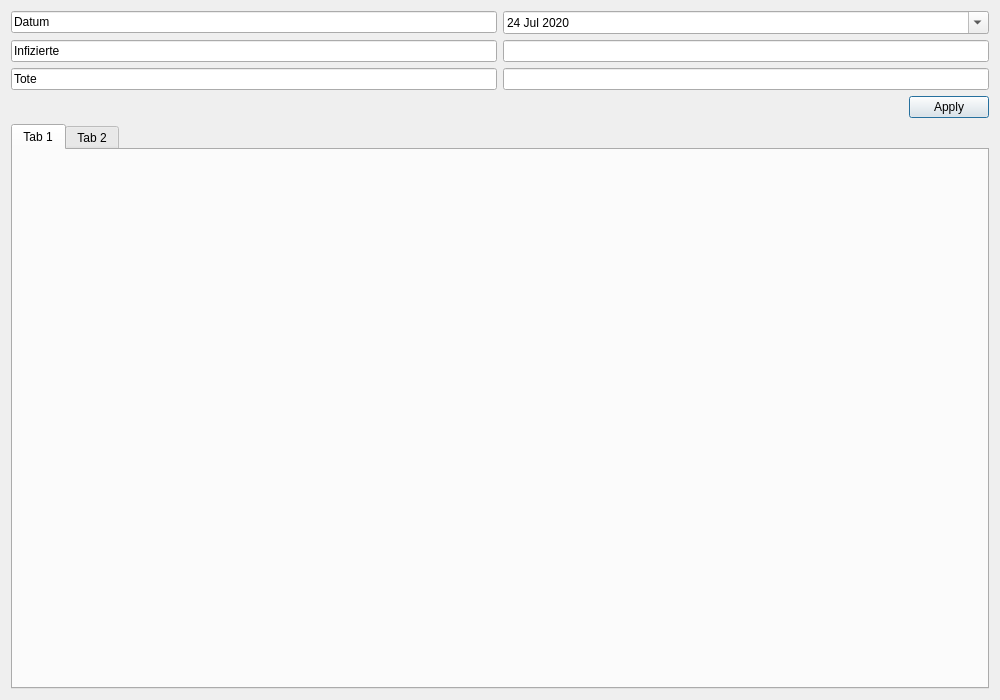
Old version of the form src/deutschland.ui in the repository JosephBisso/Starlink.
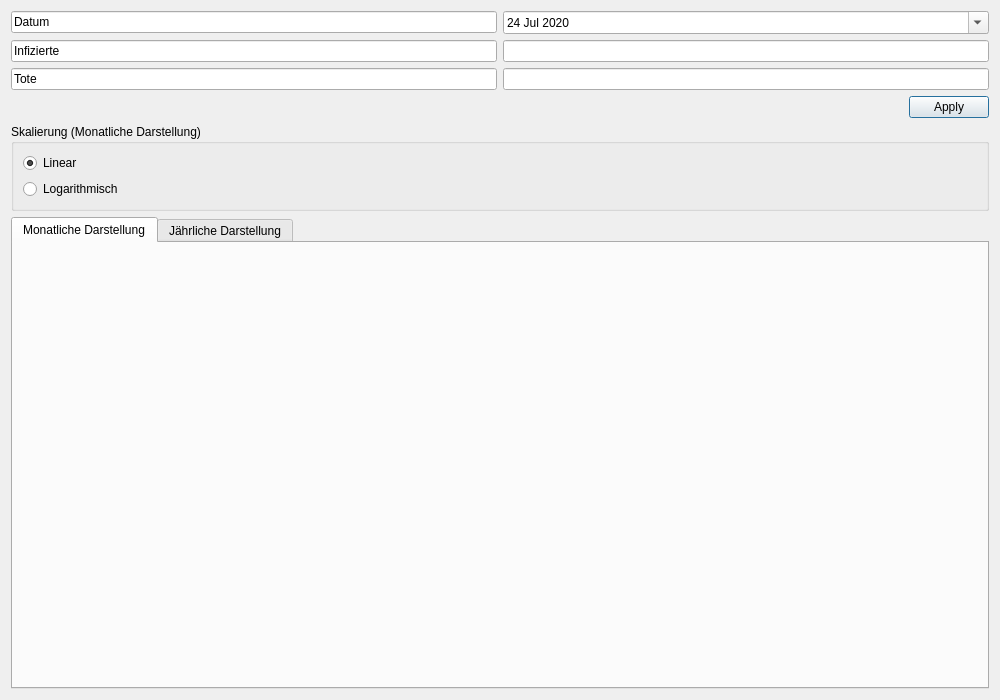
New version of the form.

What changed in the file:
```diff
--- a/src/deutschland.ui
+++ b/src/deutschland.ui
@@ -108,6 +108,38 @@
      </item>
     </layout>
    </item>
+   <item>
+    <widget class="QGroupBox" name="groupBox">
+     <property name="title">
+      <string>Skalierung (Monatliche Darstellung)</string>
+     </property>
+     <property name="flat">
+      <bool>false</bool>
+     </property>
+     <property name="checkable">
+      <bool>false</bool>
+     </property>
+     <layout class="QVBoxLayout" name="verticalLayout_6">
+      <item>
+       <widget class="QRadioButton" name="skalaLiear">
+        <property name="text">
+         <string>Linear</string>
+        </property>
+        <property name="checked">
+         <bool>true</bool>
+        </property>
+       </widget>
+      </item>
+      <item>
+       <widget class="QRadioButton" name="skalaLogarithm">
+        <property name="text">
+         <string>Logarithmisch</string>
+        </property>
+       </widget>
+      </item>
+     </layout>
+    </widget>
+   </item>
    <item>
     <layout class="QVBoxLayout" name="verticalLayout">
      <item>
@@ -117,12 +149,12 @@
        </property>
        <widget class="QWidget" name="tab">
         <attribute name="title">
-         <string>Tab 1</string>
+         <string>Monatliche Darstellung</string>
         </attribute>
        </widget>
        <widget class="QWidget" name="tab_2">
         <attribute name="title">
-         <string>Tab 2</string>
+         <string>Jährliche Darstellung</string>
         </attribute>
        </widget>
       </widget>
```
Left out of the diff: 12 changed lines with no effect on the pictures.
